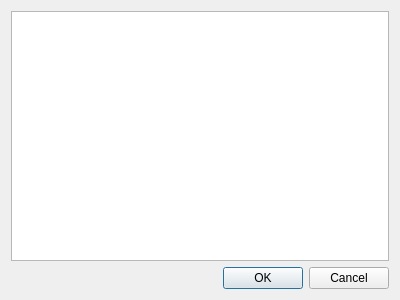
The window that forms/Ui_CommitMessage.ui (sourcepole/pgversion) describes before a commit, drawn with Qt 5.
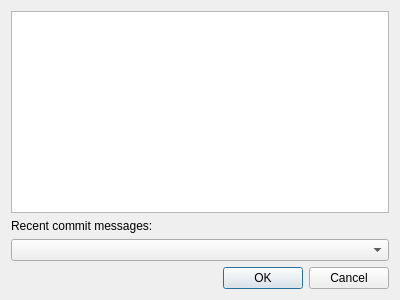
The same window after the commit.

Commit message: combobox for recent commit messages added

```diff
--- a/forms/Ui_CommitMessage.ui
+++ b/forms/Ui_CommitMessage.ui
@@ -17,13 +17,23 @@
    <item row="0" column="0">
     <widget class="QTextEdit" name="textEdit"/>
    </item>
-   <item row="1" column="0">
+   <item row="3" column="0">
     <widget class="QDialogButtonBox" name="buttonBox">
      <property name="standardButtons">
       <set>QDialogButtonBox::Cancel|QDialogButtonBox::Ok</set>
      </property>
     </widget>
    </item>
+   <item row="2" column="0">
+    <widget class="QComboBox" name="cmbMessages"/>
+   </item>
+   <item row="1" column="0">
+    <widget class="QLabel" name="label">
+     <property name="text">
+      <string>Recent commit messages:</string>
+     </property>
+    </widget>
+   </item>
   </layout>
  </widget>
  <resources/>
```
